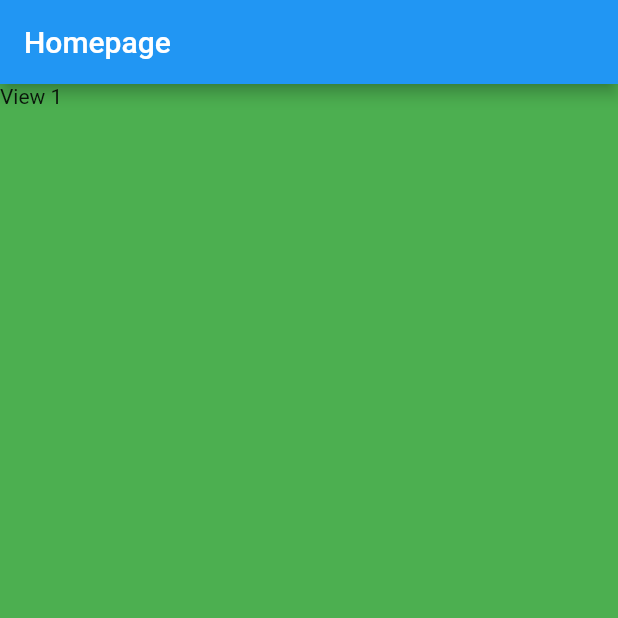
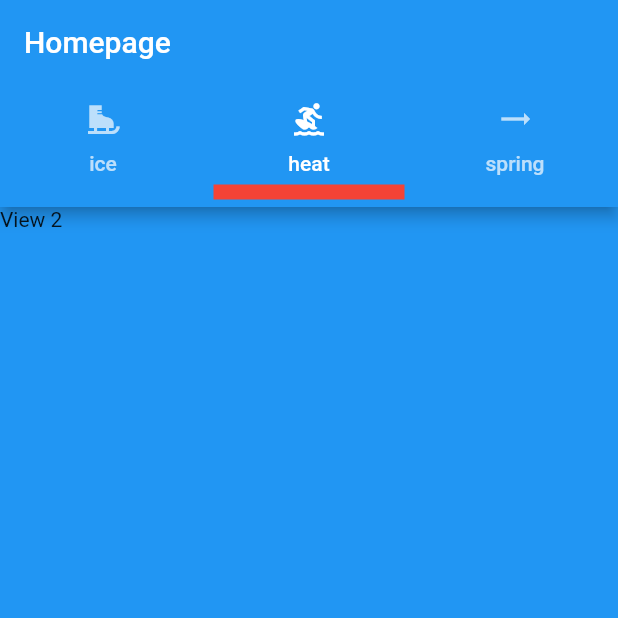
Before and after one commit to yasser9947/Krnds, a Flutter app: the screen it shows after launch, on a phone screen of 412 x 824 dp, the top half of it. Run offline on Flutter 3.47's test engine with Material 2 defaults, Android fonts, the phone set to English and light mode, and no system bars.

Commit message:
TabBarViewStudy

```diff
--- a/firstproject/lib/section2/TabBarViewStudy.dart
+++ b/firstproject/lib/section2/TabBarViewStudy.dart
@@ -7,18 +7,48 @@ class TabBarViewStudy extends StatefulWidget {
   State<TabBarViewStudy> createState() => _TabBarViewStudyState();
 }
 
-class _TabBarViewStudyState extends State<TabBarViewStudy> {
+class _TabBarViewStudyState extends State<TabBarViewStudy> with SingleTickerProviderStateMixin {
+
+  late TabController myController;
+
+  @override
+  void initState() {
+    // TODO: implement initState
+    myController = new TabController(length: 3, vsync: this , initialIndex: 1);
+
+    super.initState();
+  }
+
+
+
+// defoalt tap controller
   @override
   Widget build(BuildContext context) {
-    return DefaultTabController(length: 2, child:
+    return
 
-    Scaffold(appBar: AppBar(title: Text("Homepage"),)
+    Scaffold(appBar: AppBar(
+      title: Text("Homepage"),
+      bottom: TabBar(
+        controller: myController,
+        isScrollable: false,
+        indicatorColor: Colors.red,
+        indicatorWeight: 10,
+        indicatorPadding: EdgeInsets.all(5),
+        tabs: [
+        Tab(child: Text("ice"), icon: Icon(Icons.ice_skating),),
+        Tab(child: Text("heat"), icon: Icon(Icons.surfing),),
+         Tab(child: Text("spring"), icon: Icon(Icons.trending_neutral),)
+      ],),)
     ,
-    body: TabBarView(children: [
+    body: TabBarView(
+      controller: myController,
+      children: [
       Container(child: Text("View 1 "), width: double.infinity, color: Colors.green,),
-      Container(child: Text("View 2 "), width: double.infinity, color: Colors.blue,)
+      Container(child: Text("View 2 "), width: double.infinity, color: Colors.blue,),
+       Container(child: Text("View3 "), width: double.infinity, color: Colors.blue,)
+
     ],),
-    )
     );
+
   }
 }
```
